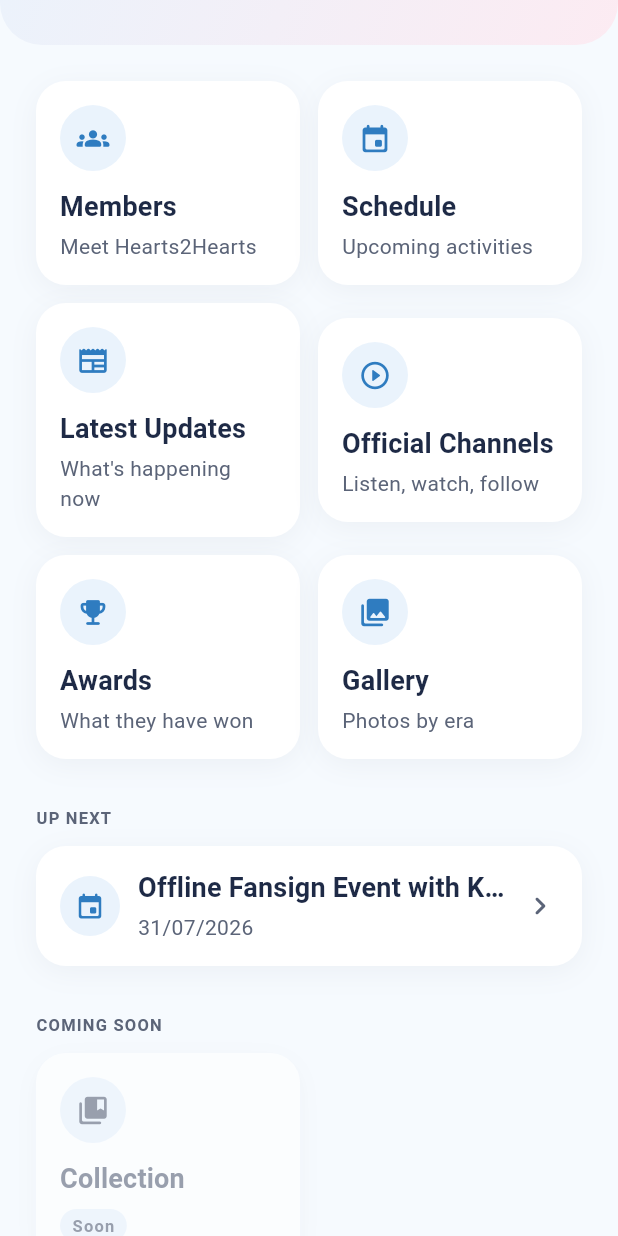
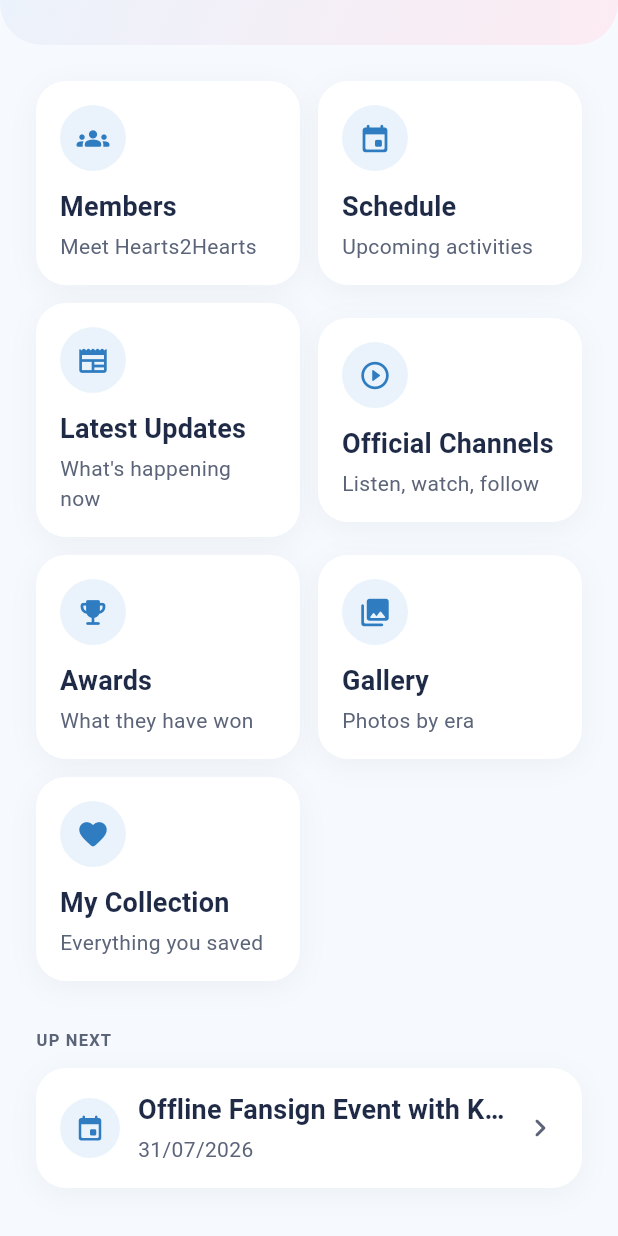
Before and after one commit to Zvareldric/Hearts2spaceU, a Flutter app: the screen it shows after launch, scrolled down 122 dp, on a phone screen of 412 x 824 dp. Run offline on Flutter 3.47's test engine with Material 3 defaults, Android fonts, the phone set to English and light mode, and no system bars; our stand-ins replace flutter_riverpod, shared_preferences.

Commit message:
feat(collection): add favorites with local storage

```diff
--- a/app/hearts2spaceu/lib/app/widgets/badges/soon_badge.dart
+++ /dev/null
@@ -1,36 +0,0 @@
-import 'package:flutter/material.dart';
-
-import '../../theme/app_colors.dart';
-import '../../theme/app_radius.dart';
-import '../../theme/app_spacing.dart';
-
-/// A small neutral pill marking something as not yet available.
-///
-/// Same pill shape as [TypeBadge], but always a muted neutral tint (not
-/// per-category color) — used by [ComingSoonCard] and reusable wherever a
-/// "not active yet" marker is needed.
-class SoonBadge extends StatelessWidget {
-  const SoonBadge({super.key, this.label = 'Soon'});
-
-  final String label;
-
-  @override
-  Widget build(BuildContext context) {
-    return Container(
-      padding: const EdgeInsets.symmetric(
-        horizontal: AppSpacing.sm,
-        vertical: AppSpacing.xs,
-      ),
-      decoration: BoxDecoration(
-        color: AppColors.surfaceTint,
-        borderRadius: AppRadius.pillRadius,
-      ),
-      child: Text(
-        label,
-        style: Theme.of(
-          context,
-        ).textTheme.labelSmall?.copyWith(color: AppColors.inkMuted),
-      ),
-    );
-  }
-}
--- a/app/hearts2spaceu/lib/app/widgets/cards/coming_soon_card.dart
+++ /dev/null
@@ -1,55 +0,0 @@
-import 'package:flutter/material.dart';
-
-import '../../theme/app_colors.dart';
-import '../../theme/app_spacing.dart';
-import '../badges/soon_badge.dart';
-import 'app_card.dart';
-
-/// A disabled preview of a capability that doesn't exist yet (e.g. Music,
-/// News) — a visual roadmap on Home, not an active feature.
-///
-/// Non-interactive by design: `onTap` is always null (no ripple), and content
-/// is muted + reduced opacity so it reads as clearly disabled. Generic and
-/// domain-agnostic — just an icon and a label.
-class ComingSoonCard extends StatelessWidget {
-  const ComingSoonCard({super.key, required this.icon, required this.label});
-
-  final IconData icon;
-  final String label;
-
-  @override
-  Widget build(BuildContext context) {
-    return Opacity(
-      opacity: 0.6,
-      child: AppCard(
-        onTap: null,
-        child: Column(
-          crossAxisAlignment: CrossAxisAlignment.start,
-          children: [
-            // Stacked rather than icon-and-badge side by side: two rigid
-            // children in a Row overflow as soon as the card gets narrow.
-            Container(
-              width: 44,
-              height: 44,
-              alignment: Alignment.center,
-              decoration: const BoxDecoration(
-                color: AppColors.surfaceTint,
-                shape: BoxShape.circle,
-              ),
-              child: Icon(icon, color: AppColors.inkMuted, size: 22),
-            ),
-            const SizedBox(height: AppSpacing.md),
-            Text(
-              label,
-              style: Theme.of(
-                context,
-              ).textTheme.titleMedium?.copyWith(color: AppColors.inkMuted),
-            ),
-            const SizedBox(height: AppSpacing.sm),
-            const SoonBadge(),
-          ],
-        ),
-      ),
-    );
-  }
-}
--- a/app/hearts2spaceu/lib/features/awards/presentation/pages/award_detail_page.dart
+++ b/app/hearts2spaceu/lib/features/awards/presentation/pages/award_detail_page.dart
@@ -11,6 +11,8 @@ import '../../../../app/widgets/states/empty_view.dart';
 import '../../../../app/widgets/states/error_view.dart';
 import '../../../../app/widgets/states/loading_view.dart';
 import '../../../../shared/widgets/external_link_button.dart';
+import '../../../collection/domain/favorite.dart';
+import '../../../collection/presentation/widgets/favorite_button.dart';
 import '../../domain/award.dart';
 import '../providers/award_providers.dart';
 
@@ -26,7 +28,9 @@ class AwardDetailPage extends ConsumerWidget {
 
     return Scaffold(
       extendBodyBehindAppBar: true,
-      appBar: AppBar(),
+      appBar: AppBar(
+        actions: [FavoriteButton(type: Favorite.typeAward, id: awardId)],
+      ),
       body: yearsAsync.when(
         loading: () => const LoadingView(),
         error: (error, _) => ErrorView(
--- a/app/hearts2spaceu/lib/features/home/presentation/pages/home_page.dart
+++ b/app/hearts2spaceu/lib/features/home/presentation/pages/home_page.dart
@@ -4,7 +4,6 @@ import 'package:flutter_riverpod/flutter_riverpod.dart';
 import '../../../../app/theme/app_motion.dart';
 import '../../../../app/widgets/cards/app_card.dart';
 import '../../../../app/widgets/cards/capability_card.dart';
-import '../../../../app/widgets/cards/coming_soon_card.dart';
 import '../../../../app/widgets/layout/section_header.dart';
 import '../../../../app/widgets/states/empty_view.dart';
 import '../../../../app/widgets/states/error_view.dart';
@@ -17,8 +16,8 @@ import '../widgets/up_next_card.dart';
 
 /// Landing screen — Design System V1 (docs/specs/home-layout.md).
 ///
-/// Checkpoint 3.5 (final): Hero + Capability Cards + Up Next + Coming Soon —
-/// Home Refresh complete. No AppBar — the Hero section carries brand identity.
+/// Hero + Capability Cards + Up Next. No AppBar — the Hero section carries
+/// brand identity.
 class HomePage extends ConsumerWidget {
   const HomePage({super.key});
 
@@ -123,27 +122,29 @@ class HomePage extends ConsumerWidget {
                             ),
                           ],
                         ),
+                        const SizedBox(height: AppSpacing.md),
+                        Row(
+                          children: [
+                            Expanded(
+                              child: CapabilityCard(
+                                icon: Icons.favorite_rounded,
+                                title: 'My Collection',
+                                subtitle: 'Everything you saved',
+                                onTap: () => Navigator.of(
+                                  context,
+                                ).pushNamed(AppRoutes.collection),
+                              ),
+                            ),
+                            const SizedBox(width: AppSpacing.md),
+                            // Empty slot: the grid stays 2-up and visibly has
+                            // room for what comes next.
+                            const Expanded(child: SizedBox.shrink()),
+                          ],
+                        ),
                         const SizedBox(height: AppSpacing.xxl),
                         const SectionHeader(label: 'Up next'),
                         const SizedBox(height: AppSpacing.md),
                         const _UpNextSection(),
-                        const SizedBox(height: AppSpacing.xxl),
-                        const SectionHeader(label: 'Coming soon'),
-                        const SizedBox(height: AppSpacing.md),
-                        const Row(
-                          children: [
-                            Expanded(
-                              child: ComingSoonCard(
-                                icon: Icons.collections_bookmark_rounded,
-                                label: 'Collection',
-                              ),
-                            ),
-                            SizedBox(width: AppSpacing.md),
-                            // Empty slot: the grid stays 2-up and visibly has
-                            // room for what comes next.
-                            Expanded(child: SizedBox.shrink()),
-                          ],
-                        ),
                         const SizedBox(height: AppSpacing.xxl),
                       ],
                     ),
--- a/app/hearts2spaceu/lib/features/latest_updates/presentation/pages/update_detail_page.dart
+++ b/app/hearts2spaceu/lib/features/latest_updates/presentation/pages/update_detail_page.dart
@@ -10,6 +10,8 @@ import '../../../../app/widgets/states/empty_view.dart';
 import '../../../../app/widgets/states/error_view.dart';
 import '../../../../app/widgets/states/loading_view.dart';
 import '../../../../shared/widgets/external_link_button.dart';
+import '../../../collection/domain/favorite.dart';
+import '../../../collection/presentation/widgets/favorite_button.dart';
 import '../../domain/update.dart';
 import '../providers/update_providers.dart';
 import '../update_date_format.dart';
@@ -28,7 +30,9 @@ class UpdateDetailPage extends ConsumerWidget {
 
     return Scaffold(
       extendBodyBehindAppBar: true,
-      appBar: AppBar(),
+      appBar: AppBar(
+        actions: [FavoriteButton(type: Favorite.typeUpdate, id: updateId)],
+      ),
       body: updatesAsync.when(
         loading: () => const LoadingView(),
         error: (error, _) => ErrorView(
--- a/app/hearts2spaceu/lib/features/official_information/presentation/pages/member_detail_page.dart
+++ b/app/hearts2spaceu/lib/features/official_information/presentation/pages/member_detail_page.dart
@@ -10,6 +10,8 @@ import '../../../../app/widgets/states/empty_view.dart';
 import '../../../../app/widgets/states/error_view.dart';
 import '../../../../app/widgets/states/loading_view.dart';
 import '../../../../shared/widgets/external_link_button.dart';
+import '../../../collection/domain/favorite.dart';
+import '../../../collection/presentation/widgets/favorite_button.dart';
 import '../../domain/member.dart';
 import '../providers/member_providers.dart';
 
@@ -30,7 +32,9 @@ class MemberDetailPage extends ConsumerWidget {
       // The hero runs behind the (transparent) app bar, which is reduced to a
       // back button — the hero itself carries the page's identity.
       extendBodyBehindAppBar: true,
-      appBar: AppBar(),
+      appBar: AppBar(
+        actions: [FavoriteButton(type: Favorite.typeMember, id: memberId)],
+      ),
       body: membersAsync.when(
         loading: () => const LoadingView(),
         error: (error, _) => ErrorView(
--- a/app/hearts2spaceu/lib/features/schedule/presentation/pages/event_detail_page.dart
+++ b/app/hearts2spaceu/lib/features/schedule/presentation/pages/event_detail_page.dart
@@ -12,6 +12,8 @@ import '../../../../app/widgets/states/empty_view.dart';
 import '../../../../app/widgets/states/error_view.dart';
 import '../../../../app/widgets/states/loading_view.dart';
 import '../../../../shared/widgets/external_link_button.dart';
+import '../../../collection/domain/favorite.dart';
+import '../../../collection/presentation/widgets/favorite_button.dart';
 import '../../domain/event.dart';
 import '../event_date_format.dart';
 import '../providers/event_providers.dart';
@@ -33,7 +35,9 @@ class EventDetailPage extends ConsumerWidget {
       // The hero runs behind the (transparent) app bar, which is reduced to a
       // back button — the hero itself carries the page's identity.
       extendBodyBehindAppBar: true,
-      appBar: AppBar(),
+      appBar: AppBar(
+        actions: [FavoriteButton(type: Favorite.typeEvent, id: eventId)],
+      ),
       body: eventsAsync.when(
         loading: () => const LoadingView(),
         error: (error, _) => ErrorView(
--- a/app/hearts2spaceu/lib/routes/app_router.dart
+++ b/app/hearts2spaceu/lib/routes/app_router.dart
@@ -2,6 +2,7 @@ import 'package:flutter/material.dart';
 
 import '../features/awards/presentation/pages/award_detail_page.dart';
 import '../features/awards/presentation/pages/awards_page.dart';
+import '../features/collection/presentation/pages/collection_page.dart';
 import '../features/gallery/presentation/pages/album_page.dart';
 import '../features/gallery/presentation/pages/albums_page.dart';
 import '../features/gallery/presentation/pages/photo_viewer_page.dart';
@@ -67,6 +68,8 @@ class AppRouter {
           builder: (_) =>
               PhotoViewerPage(albumId: albumId, initialIndex: index),
         );
+      case AppRoutes.collection:
+        return MaterialPageRoute(builder: (_) => const CollectionPage());
       default:
         return MaterialPageRoute(
           builder: (_) => Scaffold(
--- a/app/hearts2spaceu/lib/routes/app_routes.dart
+++ b/app/hearts2spaceu/lib/routes/app_routes.dart
@@ -16,4 +16,5 @@ class AppRoutes {
   static const String gallery = '/gallery';
   static const String album = '/gallery/album';
   static const String photoViewer = '/gallery/photo';
+  static const String collection = '/collection';
 }
--- a/app/hearts2spaceu/pubspec.yaml
+++ b/app/hearts2spaceu/pubspec.yaml
@@ -38,6 +38,7 @@ dependencies:
   flutter_riverpod: ^3.3.2
   http: ^1.6.0
   url_launcher: ^6.3.2
+  shared_preferences: ^2.5.5
 
 dev_dependencies:
   flutter_test:
```
Also changed, not shown: app/hearts2spaceu/lib/features/collection/data/prefs_favorites_repository.dart (added, +37 -0 lines), app/hearts2spaceu/lib/features/collection/domain/favorite.dart (added, +37 -0 lines), app/hearts2spaceu/lib/features/collection/domain/favorites_repository.dart (added, +11 -0 lines), app/hearts2spaceu/lib/features/collection/presentation/pages/collection_page.dart (added, +229 -0 lines), app/hearts2spaceu/lib/features/collection/presentation/providers/favorites_providers.dart (added, +40 -0 lines), app/hearts2spaceu/lib/features/collection/presentation/widgets/favorite_button.dart (added, +32 -0 lines), app/hearts2spaceu/lib/features/gallery/presentation/pages/photo_viewer_page.dart (+10 -0 lines), app/hearts2spaceu/pubspec.lock, 3 other files.
